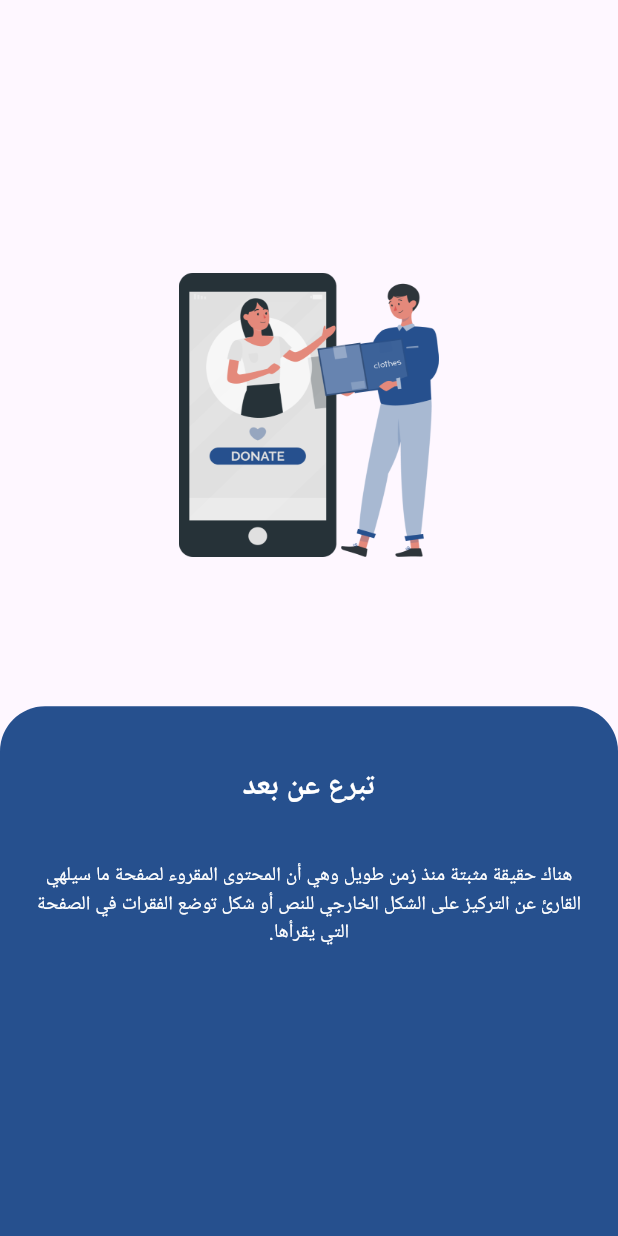
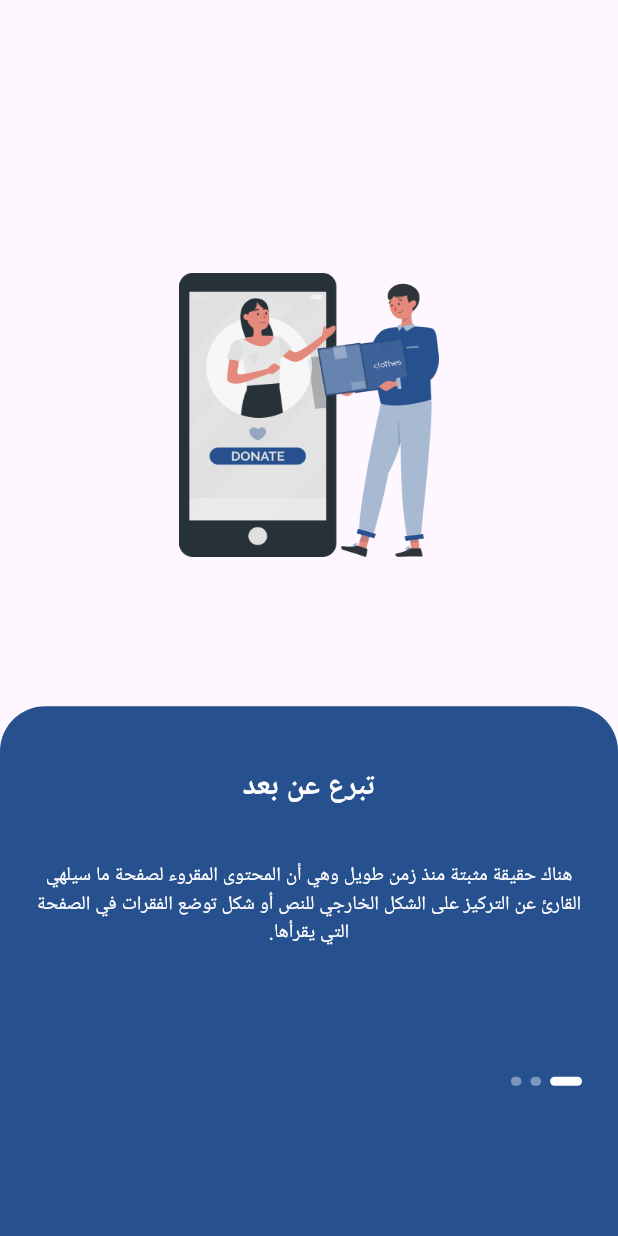
Before and after one commit to ZiadElsaadany/Graduation-Project-Flutter, a Flutter app: the screen it shows after launch, on a phone screen of 412 x 824 dp. Run offline on Flutter 3.47's test engine with Material 3 defaults, Android fonts, the phone set to English and light mode, and no system bars; drawn by our look-alikes of smooth_page_indicator; our stand-ins replace animated_text_kit, flutter_bloc, flutter_screenutil, flutter_svg, go_router, google_fonts; Roboto replaces fonts that are missing (Almarai).

```diff
--- a/lib/features/onboarding/presentation/view/onboarding_screen.dart
+++ b/lib/features/onboarding/presentation/view/onboarding_screen.dart
@@ -4,6 +4,7 @@ import 'package:aoun_tu/features/onboarding/presentation/view_model/onboarding_c
 import 'package:aoun_tu/features/onboarding/presentation/view_model/onboarding_state.dart';
 import 'package:flutter/material.dart';
 import 'package:flutter_bloc/flutter_bloc.dart';
+import 'package:smooth_page_indicator/smooth_page_indicator.dart';
 
 class OnBoardingView extends StatefulWidget {
   const OnBoardingView({Key? key}) : super(key: key);
@@ -84,9 +85,11 @@ class OnboardingScreen extends StatelessWidget {
         ),
         Expanded(
           flex: 3,
-          child: Container(
-            padding:
-                const EdgeInsets.only(top: 39, bottom: 80, right: 24, left: 24),
+          child: BlocBuilder<OnBoardingCubit, OnBoardingState>(
+            builder: (context, state) {
+              return Container(
+                padding: const EdgeInsets.only(
+                    top: 39, bottom: 80, right: 24, left: 24),
                 decoration: const BoxDecoration(
                     color: AppColors.mainColor,
                     borderRadius: BorderRadiusDirectional.only(
@@ -104,14 +107,43 @@ class OnboardingScreen extends StatelessWidget {
                     ),
                     Text(
                       description,
-                  style: AppStyles.textStyle13.copyWith(color: AppColors.white),
+                      style: AppStyles.textStyle13
+                          .copyWith(color: AppColors.white),
                       textAlign: TextAlign.center,
                     ),
                     const SizedBox(
                       height: 86,
                     ),
+                    Row(
+                      children: [
+                        Column(
+                          children: [
+                            SmoothPageIndicator(
+                                controller:
+                                    BlocProvider.of<OnBoardingCubit>(context)
+                                        .pageController,
+                                count: BlocProvider.of<OnBoardingCubit>(context)
+                                    .onBoardingData
+                                    .length,
+                                effect: ExpandingDotsEffect(
+                                  dotColor: AppColors.white.withOpacity(0.4),
+                                  activeDotColor: AppColors.white,
+                                  dotHeight:
+                                      MediaQuery.of(context).size.height *
+                                          0.0072,
+                                  dotWidth: MediaQuery.of(context).size.width *
+                                      0.0172,
+                                  offset: 40,
+                                  spacing: 6,
+                                )),
+                          ],
+                        )
+                      ],
+                    )
                   ],
                 ),
+              );
+            },
           ),
         ),
       ],
```
Lines whose indentation alone changed are shown as unchanged.
